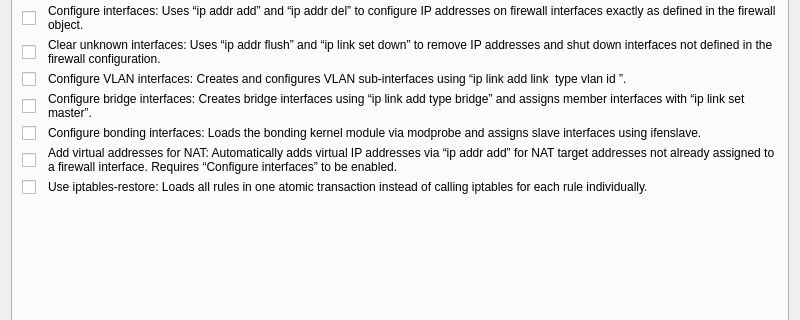
Linuxfabrik/firewallfabrik, file src/firewallfabrik/gui/ui/iptablessettingsdialog_q.ui: the form before one commit; both pictures show x 0 to 800 and y 144 to 464 of the 800 by 600 pixel window.
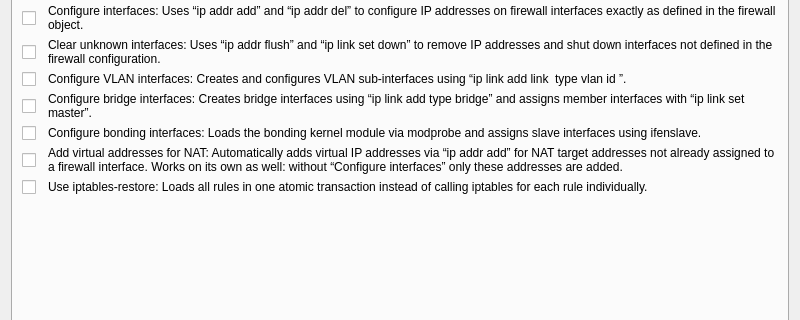
The form after the commit. The open tabs and pages were chosen to show the change.

Commit message:
fix(compiler): log INVALID packets at the log level of the firewall
Both compilers logged packets in state INVALID at debug whatever the
firewall's log level, as Firewall Builder does, so a log filtered by
level showed the rules but not the INVALID drops. They now use the
log_level option the rules use; a level the tool cannot write falls
back to debug. The settings dialogs no longer claim that "Add virtual
addresses for NAT" needs "Configure interfaces": both compilers add the
NAT addresses on their own when it is off (CompilerDriver_ipt_run.cpp).

Patch:
```diff
--- a/src/firewallfabrik/gui/ui/iptablessettingsdialog_q.ui
+++ b/src/firewallfabrik/gui/ui/iptablessettingsdialog_q.ui
@@ -1684,7 +1684,7 @@
        <item row="8" column="1">
         <widget class="QLabel" name="addVirtualsforNAT_label">
          <property name="text">
-          <string>Add virtual addresses for NAT: Automatically adds virtual IP addresses via “ip addr add” for NAT target addresses not already assigned to a firewall interface. Requires “Configure interfaces” to be enabled.</string>
+          <string>Add virtual addresses for NAT: Automatically adds virtual IP addresses via “ip addr add” for NAT target addresses not already assigned to a firewall interface. Works on its own as well: without “Configure interfaces” only these addresses are added.</string>
          </property>
          <property name="wordWrap">
           <bool>true</bool>
```
The commit also changes 100 other files.
